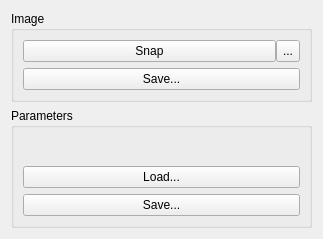
Qt form AcfSln/Include/iqtcam/CSnapImageGuiComp.ui (ImagingTools/AcfPublic) before a commit.
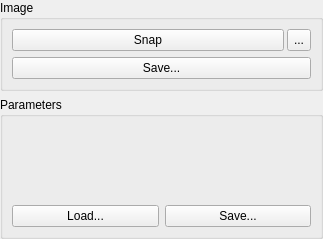
The same form after that commit. Icons and pictures are not drawn.

Commit message: Some GUI fixes Some fixes in isgige/CGenicamCameraComp

Diff of the .ui file:
```diff
--- a/AcfSln/Include/iqtcam/CSnapImageGuiComp.ui
+++ b/AcfSln/Include/iqtcam/CSnapImageGuiComp.ui
@@ -12,7 +12,10 @@
   <property name="windowTitle" >
    <string>Form</string>
   </property>
-  <layout class="QVBoxLayout" >
+  <layout class="QVBoxLayout">
+   <property name="margin">
+    <number>0</number>
+   </property>
    <item>
     <widget class="QFrame" name="frame" >
      <property name="sizePolicy" >
@@ -45,25 +48,25 @@
         <property name="title" >
          <string>Image</string>
         </property>
-        <layout class="QVBoxLayout" >
-         <property name="spacing" >
+        <layout class="QVBoxLayout" name="verticalLayout_2">
+         <property name="spacing">
           <number>6</number>
          </property>
-         <property name="margin" >
+         <property name="margin">
           <number>9</number>
          </property>
          <item>
-          <layout class="QHBoxLayout" >
-           <property name="spacing" >
-            <number>0</number>
+          <layout class="QHBoxLayout">
+           <property name="spacing">
+            <number>3</number>
            </property>
-           <property name="margin" >
+           <property name="margin">
             <number>0</number>
            </property>
            <item>
-            <widget class="QPushButton" name="SnapImageButton" >
-             <property name="sizePolicy" >
-              <sizepolicy vsizetype="Fixed" hsizetype="Preferred" >
+            <widget class="QPushButton" name="SnapImageButton">
+             <property name="sizePolicy">
+              <sizepolicy hsizetype="Preferred" vsizetype="Fixed">
                <horstretch>0</horstretch>
                <verstretch>0</verstretch>
               </sizepolicy>
@@ -74,9 +77,9 @@
             </widget>
            </item>
            <item>
-            <widget class="QToolButton" name="LiveImageButton" >
-             <property name="sizePolicy" >
-              <sizepolicy vsizetype="Preferred" hsizetype="Fixed" >
+            <widget class="QToolButton" name="LiveImageButton">
+             <property name="sizePolicy">
+              <sizepolicy hsizetype="Fixed" vsizetype="Preferred">
                <horstretch>0</horstretch>
                <verstretch>0</verstretch>
               </sizepolicy>
@@ -97,9 +100,9 @@
           </layout>
          </item>
          <item>
-          <widget class="QPushButton" name="SaveImageButton" >
-           <property name="sizePolicy" >
-            <sizepolicy vsizetype="Fixed" hsizetype="Preferred" >
+          <widget class="QPushButton" name="SaveImageButton">
+           <property name="sizePolicy">
+            <sizepolicy hsizetype="Preferred" vsizetype="Fixed">
              <horstretch>0</horstretch>
              <verstretch>0</verstretch>
             </sizepolicy>
@@ -117,56 +120,60 @@
         <property name="title" >
          <string>Parameters</string>
         </property>
-        <layout class="QVBoxLayout" >
-         <property name="spacing" >
-          <number>6</number>
-         </property>
-         <property name="margin" >
-          <number>9</number>
-         </property>
+        <layout class="QVBoxLayout" name="verticalLayout">
          <item>
-          <widget class="QFrame" name="ParamsFrame" >
-           <property name="frameShape" >
+          <widget class="QFrame" name="ParamsFrame">
+           <property name="sizePolicy">
+            <sizepolicy hsizetype="Preferred" vsizetype="Expanding">
+             <horstretch>0</horstretch>
+             <verstretch>0</verstretch>
+            </sizepolicy>
+           </property>
+           <property name="frameShape">
             <enum>QFrame::NoFrame</enum>
            </property>
            <property name="frameShadow" >
             <enum>QFrame::Raised</enum>
            </property>
-           <layout class="QVBoxLayout" >
-            <property name="spacing" >
+           <layout class="QVBoxLayout">
+            <property name="spacing">
              <number>6</number>
             </property>
-            <property name="margin" >
+            <property name="margin">
              <number>0</number>
             </property>
            </layout>
           </widget>
          </item>
          <item>
-          <widget class="QPushButton" name="LoadParamsButton" >
-           <property name="sizePolicy" >
-            <sizepolicy vsizetype="Fixed" hsizetype="Preferred" >
-             <horstretch>0</horstretch>
-             <verstretch>0</verstretch>
-            </sizepolicy>
-           </property>
-           <property name="text" >
-            <string>Load...</string>
-           </property>
-          </widget>
-         </item>
-         <item>
-          <widget class="QPushButton" name="SaveParamsButton" >
-           <property name="sizePolicy" >
-            <sizepolicy vsizetype="Fixed" hsizetype="Preferred" >
-             <horstretch>0</horstretch>
-             <verstretch>0</verstretch>
-            </sizepolicy>
-           </property>
-           <property name="text" >
-            <string>Save...</string>
-           </property>
-          </widget>
+          <layout class="QHBoxLayout" name="horizontalLayout_2">
+           <item>
+            <widget class="QPushButton" name="LoadParamsButton">
+             <property name="sizePolicy">
+              <sizepolicy hsizetype="Preferred" vsizetype="Fixed">
+               <horstretch>0</horstretch>
+               <verstretch>0</verstretch>
+              </sizepolicy>
+             </property>
+             <property name="text">
+              <string>Load...</string>
+             </property>
+            </widget>
+           </item>
+           <item>
+            <widget class="QPushButton" name="SaveParamsButton">
+             <property name="sizePolicy">
+              <sizepolicy hsizetype="Preferred" vsizetype="Fixed">
+               <horstretch>0</horstretch>
+               <verstretch>0</verstretch>
+              </sizepolicy>
+             </property>
+             <property name="text">
+              <string>Save...</string>
+             </property>
+            </widget>
+           </item>
+          </layout>
          </item>
         </layout>
        </widget>
```
Left out of the diff: 58 changed lines with no effect on the pictures. The commit also changes 4 other files.
